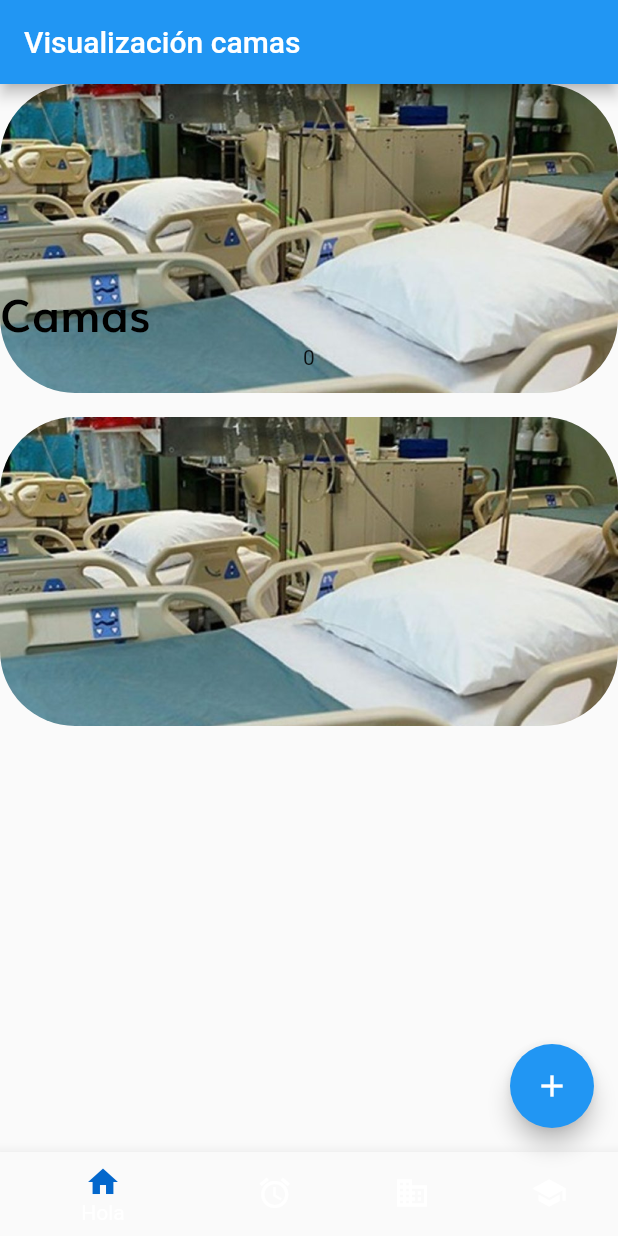
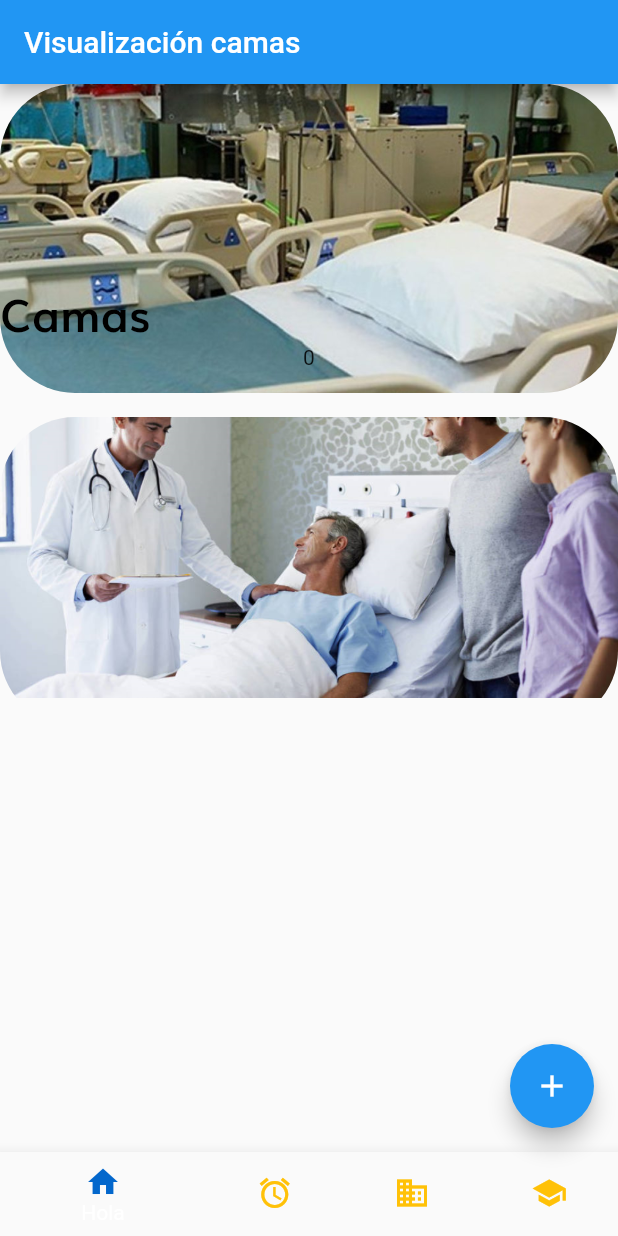
Before and after one commit to FlyingPigsUem/UEM-Analytics-G204, a Flutter app: the screen it shows after launch, on a phone screen of 412 x 824 dp. Run offline on Flutter 3.47's test engine with Material 2 defaults, Android fonts, the phone set to English and light mode, and no system bars; our stand-ins replace cloud_firestore; accounts and stored records are empty.

Commit message:
cambiado algo de tarjetas

```diff
--- a/smartHospital/lib/homePage/camasCard.dart
+++ b/smartHospital/lib/homePage/camasCard.dart
@@ -7,7 +7,7 @@ class camasCardWidget extends StatefulWidget {
       @required this.numeroCama});
   final double phoneWidth;
   final double phoneHeight;
-  final Future<int> numeroCama;
+  Future<int> numeroCama;
   @override
   _camasCardWidgetState createState() => _camasCardWidgetState();
 }
--- a/smartHospital/lib/homePage/homeCardWidget.dart
+++ b/smartHospital/lib/homePage/homeCardWidget.dart
@@ -9,7 +9,7 @@ class homeCardWidget extends StatelessWidget {
   final double phoneWidth;
   final double phoneHeight;
   final String title;
-  final Image img;
+  final String img;
   @override
   Widget build(BuildContext context) {
     return SizedBox(
@@ -20,7 +20,7 @@ class homeCardWidget extends StatelessWidget {
           alignment: Alignment.bottomLeft,
           decoration: BoxDecoration(
             image: DecorationImage(
-              image: AssetImage('assets/images/cama.jpg'),
+              image: AssetImage(img),
               fit: BoxFit.fitWidth,
               alignment: Alignment.topCenter,
             ),
--- a/smartHospital/lib/homePage/homePage.dart
+++ b/smartHospital/lib/homePage/homePage.dart
@@ -43,7 +43,7 @@ class _homePageState extends State<homePage> {
                 phoneWidth: phoneWidth,
                 phoneHeight: phoneHeight,
                 title: 'Pacientes',
-                img: null)
+                img: 'assets/images/pacientes.png')
           ],
         ),
       ),
@@ -56,14 +56,24 @@ class _homePageState extends State<homePage> {
                 color: colors.mainBlue,
               )),
           BottomNavigationBarItem(
-              label: 'Hola', icon: Icon(Icons.access_alarm)),
+              label: 'Hola',
+              icon: Icon(
+                Icons.access_alarm,
+                color: Colors.amber,
+              )),
           BottomNavigationBarItem(
             label: 'Hola',
-            icon: Icon(Icons.business),
+            icon: Icon(
+              Icons.business,
+              color: Colors.amber,
+            ),
           ),
           BottomNavigationBarItem(
             label: 'Hola',
-            icon: Icon(Icons.school),
+            icon: Icon(
+              Icons.school,
+              color: Colors.amber,
+            ),
           ),
         ],
       ),
@@ -71,17 +81,19 @@ class _homePageState extends State<homePage> {
   }
 
   Future<Null> _handleRefresh() async {
-    Future<int> numAux = countDocuments('usuarios');
+    await Firestore.instance.collection('usuarios').getDocuments();
     setState(() {
-      _numCamas = numAux;
+      _numCamas = countDocuments('usuarios');
+      ;
     });
-    return numAux;
+    return null;
   }
 }
 
 Future<int> countDocuments(String colection) async {
   QuerySnapshot _myDoc =
       await Firestore.instance.collection(colection).getDocuments();
+
   List<DocumentSnapshot> _myDocCount = _myDoc.documents;
   return (_myDocCount.length);
 }
```
Also changed, not shown: smartHospital/assets/images/pacientes.png (added).
